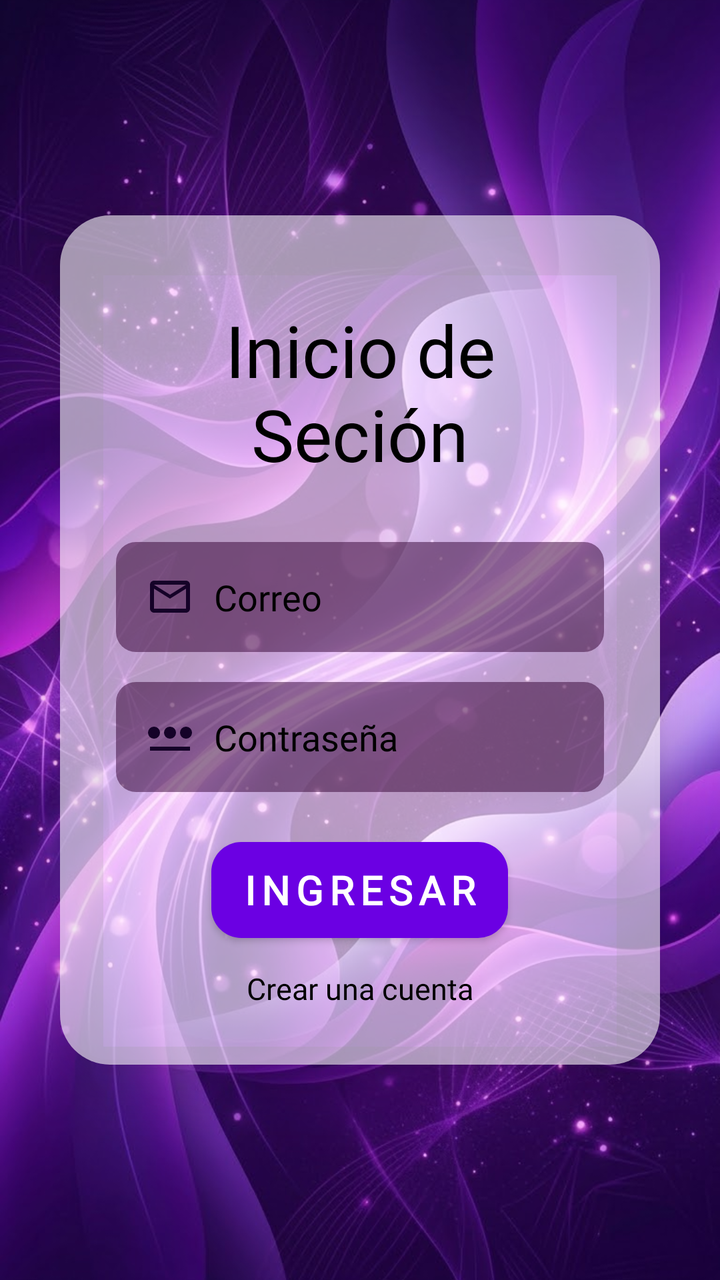
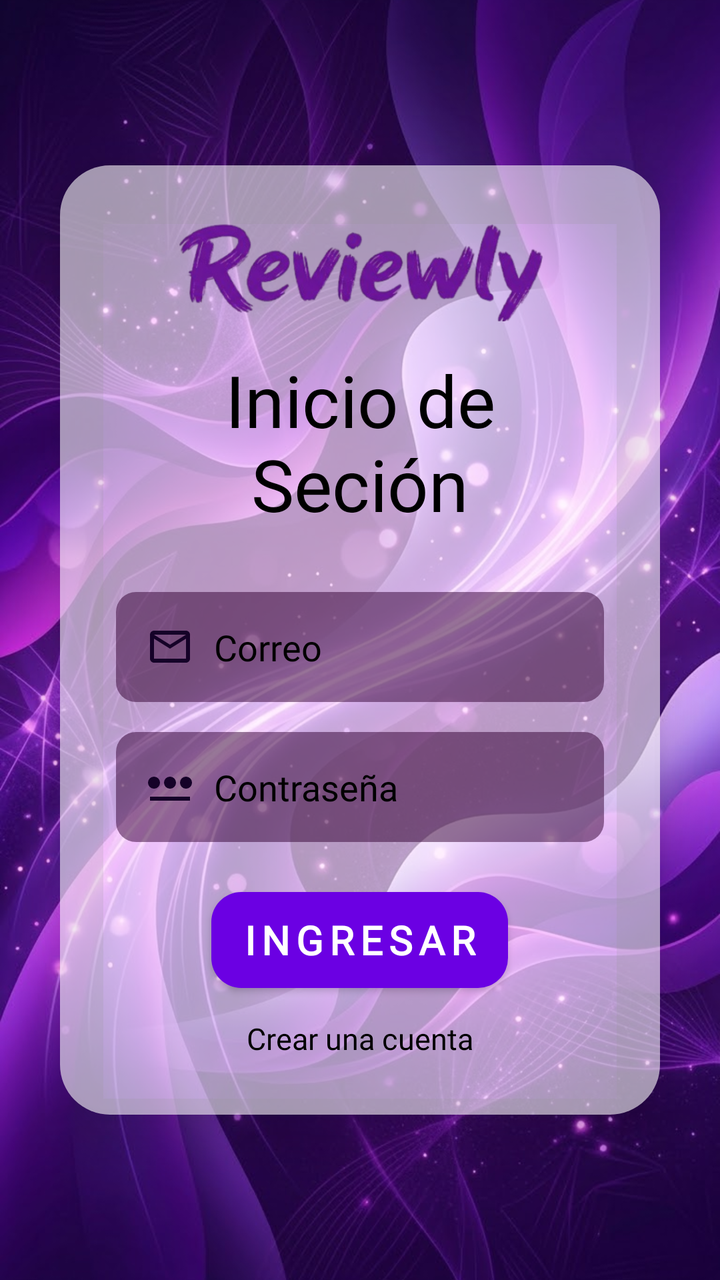

Two renders of the same Android screen: before a commit and after it. Below are the layout's source before the change and the commit's diff.
<!-- AndroidManifest.xml: application theme Theme.Reviewly -->
<!-- res/layout/activity_main.xml -->
<?xml version="1.0" encoding="utf-8"?>
<androidx.constraintlayout.widget.ConstraintLayout xmlns:android="http://schemas.android.com/apk/res/android"
    xmlns:app="http://schemas.android.com/apk/res-auto"
    xmlns:tools="http://schemas.android.com/tools"
    android:id="@+id/main"
    android:layout_width="match_parent"
    android:layout_height="match_parent"
    tools:context=".MainActivity">

    <ImageView
        android:layout_width="0dp"
        android:layout_height="0dp"
        android:src="@drawable/fondo_morado"
        android:scaleType="centerCrop"
        app:layout_constraintBottom_toBottomOf="parent"
        app:layout_constraintEnd_toEndOf="parent"
        app:layout_constraintStart_toStartOf="parent"
        app:layout_constraintTop_toTopOf="parent"/>

    <androidx.cardview.widget.CardView
        android:id="@+id/CardLogin"
        android:layout_width="0dp"
        android:layout_height="wrap_content"
        android:layout_margin="30dp"
        app:cardCornerRadius="25dp"
        app:cardElevation="15dp"
        app:cardBackgroundColor="@android:color/transparent"
        app:layout_constraintBottom_toBottomOf="parent"
        app:layout_constraintEnd_toEndOf="parent"
        app:layout_constraintStart_toStartOf="parent"
        app:layout_constraintTop_toTopOf="parent">

        <LinearLayout
            android:id="@+id/layoutContenido"
            android:layout_width="match_parent"
            android:layout_height="wrap_content"
            android:orientation="vertical"
            android:padding="28dp"
            android:background="@drawable/fondo_targeta"
            android:gravity="center">
            <TextView
                android:id="@+id/TvTitulo"
                android:layout_width="wrap_content"
                android:layout_height="wrap_content"
                android:text="Inicio de Seción"
                android:textSize="36dp"
                android:gravity="center"
                android:fontFamily="@font/permanent_marker"
                android:textColor="#000000"
                android:layout_marginTop="15dp"
                android:layout_marginBottom="30dp"/>
            <EditText
                android:id="@+id/etCorreo"
                android:layout_width="match_parent"
                android:layout_height="55dp"
                android:background="@drawable/fondo_edit_text"
                android:hint="Correo"
                android:fontFamily="@font/shortstack_regular"
                android:paddingEnd="15dp"
                android:paddingStart="15dp"
                android:textColor="#000000"
                android:textColorHint="#000000"
                android:inputType="textEmailAddress"
                android:drawableStart="@drawable/baseline_mail_outline_24"
                android:drawablePadding="10dp"/>

            <EditText
                android:id="@+id/etPass"
                android:layout_width="match_parent"
                android:layout_height="55dp"
                android:background="@drawable/fondo_edit_text"
                android:hint="Contraseña"
                android:fontFamily="@font/shortstack_regular"
                android:paddingEnd="15dp"
                android:paddingStart="15dp"
                android:textColor="#000000"
                android:textColorHint="#000000"
                android:drawableStart="@drawable/password_2_24dp_150228_fill0_wght400_grad0_opsz24"
                android:inputType="textPassword"
                android:layout_marginTop="15dp"
                android:drawablePadding="10dp"/>

            <androidx.appcompat.widget.AppCompatButton
                android:id="@+id/BtnIngresar"
                android:layout_width="wrap_content"
                android:layout_height="wrap_content"
                android:text="Ingresar"
                android:textSize="20sp"
                android:textColor="#FFFFFF"
                android:fontFamily="@font/permanent_marker"
                android:background="@drawable/boton"
                android:letterSpacing="0.15"
                android:layout_marginTop="25dp"
                android:paddingEnd="15dp"
                android:paddingStart="15dp"
                android:textStyle="bold"/>

            <TextView
                android:id="@+id/tvcrearcuenta"
                android:layout_width="wrap_content"
                android:layout_height="wrap_content"
               android:textColor="#000000"
                android:fontFamily="@font/shortstack_regular"
                android:text="Crear una cuenta"
                android:textSize="15sp"
                android:layout_marginTop="15sp"/>

        </LinearLayout>

    </androidx.cardview.widget.CardView>

</androidx.constraintlayout.widget.ConstraintLayout>
<!-- resources referenced by this layout -->
<resources>
  <!-- drawable baseline_mail_outline_24 (drawable) -->
  <vector xmlns:android="http://schemas.android.com/apk/res/android" android:height="24dp" android:tint="#150228" android:viewportHeight="24" android:viewportWidth="24" android:width="24dp">
        
      <path android:fillColor="@android:color/white" android:pathData="M20,4L4,4c-1.1,0 -1.99,0.9 -1.99,2L2,18c0,1.1 0.9,2 2,2h16c1.1,0 2,-0.9 2,-2L22,6c0,-1.1 -0.9,-2 -2,-2zM20,18L4,18L4,8l8,5 8,-5v10zM12,11L4,6h16l-8,5z"/>
      
  </vector>
  <!-- drawable boton (drawable) -->
  <?xml version="1.0" encoding="utf-8"?>
  <shape xmlns:android="http://schemas.android.com/apk/res/android">
          <solid android:color="#6B00E3"/>
          <corners android:radius="15dp"/>
  </shape>
  <!-- drawable fondo_edit_text (drawable) -->
  <?xml version="1.0" encoding="utf-8"?>
  <shape xmlns:android="http://schemas.android.com/apk/res/android">
  <solid android:color="#80330033"></solid>
      <corners android:radius="10dp" > </corners>
  </shape>
  <!-- drawable fondo_morado: png bitmap (drawable, 136168 bytes) -->
  <!-- drawable fondo_targeta (drawable) -->
  <?xml version="1.0" encoding="utf-8"?>
  <shape xmlns:android="http://schemas.android.com/apk/res/android">
  <solid android:color="#95FFFFFF"></solid>
      <corners android:radius="15dp" >
  
      </corners>
  </shape>
  <!-- drawable password_2_24dp_150228_fill0_wght400_grad0_opsz24 (drawable) -->
  <vector xmlns:android="http://schemas.android.com/apk/res/android"
      android:width="24dp"
      android:height="24dp"
      android:viewportWidth="960"
      android:viewportHeight="960">
    <path
        android:pathData="M160,520q-50,0 -85,-35t-35,-85q0,-50 35,-85t85,-35q50,0 85,35t35,85q0,50 -35,85t-85,35ZM80,760v-80h800v80L80,760ZM395,485q-35,-35 -35,-85t35,-85q35,-35 85,-35t85,35q35,35 35,85t-35,85q-35,35 -85,35t-85,-35ZM715,485q-35,-35 -35,-85t35,-85q35,-35 85,-35t85,35q35,35 35,85t-35,85q-35,35 -85,35t-85,-35Z"
        android:fillColor="#150228"/>
  </vector>
  <style name="Theme.Reviewly" parent="Base.Theme.Reviewly" />
  <style name="Base.Theme.Reviewly" parent="Theme.Material3.DayNight.NoActionBar">
          
          
      </style>
</resources>

<!-- the commit's change to res/layout/activity_main.xml (unified diff, before → after) -->
@@ -38,6 +38,15 @@
             android:padding="28dp"
             android:background="@drawable/fondo_targeta"
             android:gravity="center">
+            <ImageView
+                android:layout_width="283dp"
+                android:layout_height="50dp"
+                android:scaleType="centerCrop"
+                android:src="@drawable/letras_logo"
+                app:layout_constraintBottom_toBottomOf="parent"
+                app:layout_constraintEnd_toEndOf="parent"
+                app:layout_constraintStart_toStartOf="parent"
+                app:layout_constraintTop_toTopOf="parent" />G
             <TextView
                 android:id="@+id/TvTitulo"
                 android:layout_width="wrap_content"
<!-- resource entries referenced after the edit -->
@@ -27,6 +27,7 @@
   
       </corners>
   </shape>
+  <!-- drawable letras_logo: png bitmap (drawable, 106835 bytes) -->
   <!-- drawable password_2_24dp_150228_fill0_wght400_grad0_opsz24 (drawable) -->
   <vector xmlns:android="http://schemas.android.com/apk/res/android"
       android:width="24dp"
